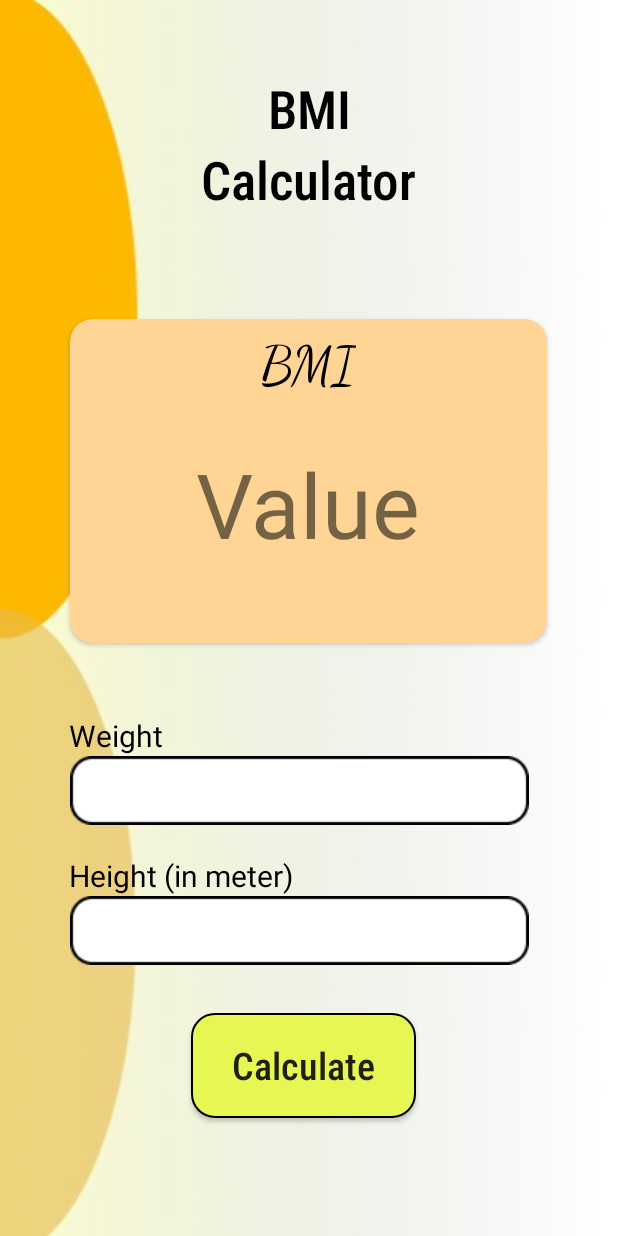
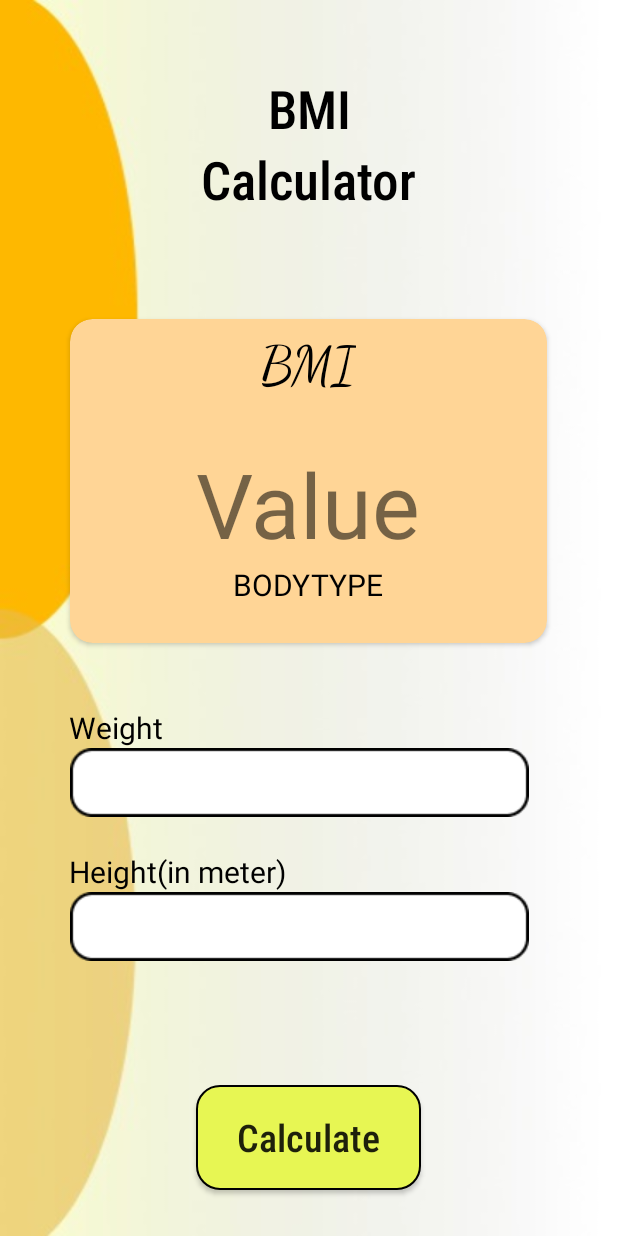
Before and after one commit to ShahnawazDev/FitBook, an Android app: the layout activity_bmi.xml on its own in the app's theme, with its tools: preview values and no code run, on a phone screen of 412 x 824 dp. Run offline under Robolectric (Android 15) with nearby library versions, the phone set to English and light mode, and no system bars; Roboto replaces fonts that are not available here.

Commit message:
bmi added

```diff
--- a/app/src/main/AndroidManifest.xml
+++ b/app/src/main/AndroidManifest.xml
@@ -11,6 +11,9 @@
         android:roundIcon="@mipmap/ic_launcher_round"
         android:supportsRtl="true"
         android:theme="@style/Theme.FitBook">
+        <activity
+            android:name=".bmi_second"
+            android:exported="false" />
         <activity
             android:name=".bmi"
             android:exported="false" />
--- a/app/src/main/res/layout/activity_bmi.xml
+++ b/app/src/main/res/layout/activity_bmi.xml
@@ -68,6 +68,14 @@
                 android:textSize="60sp"
                 android:layout_gravity="center_horizontal"
                 android:layout_marginTop="30dp"/>
+            <TextView
+                android:id="@+id/bodytype"
+                android:layout_width="wrap_content"
+                android:layout_height="wrap_content"
+                android:text="BODYTYPE"
+                android:textSize="20sp"
+                android:textColor="@color/black"
+                android:layout_gravity="center_horizontal"/>
 
 
 
@@ -78,8 +86,9 @@
 
     </androidx.cardview.widget.CardView>
 
+
     <TextView
-        android:id="@+id/textView6"
+        android:id="@+id/textView5"
         android:layout_width="wrap_content"
         android:layout_height="wrap_content"
         android:text="Weight"
@@ -90,7 +99,8 @@
         app:layout_constraintHorizontal_bias="0.131"
         app:layout_constraintStart_toStartOf="parent"
         app:layout_constraintTop_toBottomOf="@+id/cardViewbmi"
-        app:layout_constraintVertical_bias="0.13" />
+        app:layout_constraintVertical_bias="0.116" />
+
 
     <EditText
         android:id="@+id/editTextWeight"
@@ -102,22 +112,23 @@
         app:layout_constraintEnd_toEndOf="parent"
         app:layout_constraintHorizontal_bias="0.438"
         app:layout_constraintStart_toStartOf="parent"
-        app:layout_constraintTop_toBottomOf="@+id/textView6"
+        app:layout_constraintTop_toBottomOf="@+id/textView5"
         app:layout_constraintVertical_bias="0.0" />
 
+
     <TextView
-        android:id="@+id/textView5"
+        android:id="@+id/textView6"
         android:layout_width="wrap_content"
         android:layout_height="wrap_content"
-        android:text="Height (in meter)"
+        android:text="Height(in meter)"
         android:textColor="@color/black"
         android:textSize="20sp"
         app:layout_constraintBottom_toBottomOf="parent"
         app:layout_constraintEnd_toEndOf="parent"
-        app:layout_constraintHorizontal_bias="0.176"
+        app:layout_constraintHorizontal_bias="0.172"
         app:layout_constraintStart_toStartOf="parent"
         app:layout_constraintTop_toBottomOf="@+id/editTextWeight"
-        app:layout_constraintVertical_bias="0.082" />
+        app:layout_constraintVertical_bias="0.09" />
 
     <EditText
         android:id="@+id/editTextHeight"
@@ -129,7 +140,7 @@
         app:layout_constraintEnd_toEndOf="parent"
         app:layout_constraintHorizontal_bias="0.438"
         app:layout_constraintStart_toStartOf="parent"
-        app:layout_constraintTop_toBottomOf="@+id/textView5"
+        app:layout_constraintTop_toBottomOf="@+id/textView6"
         app:layout_constraintVertical_bias="0.0" />
 
     <Button
@@ -143,10 +154,10 @@
         android:textSize="25sp"
         app:layout_constraintBottom_toBottomOf="parent"
         app:layout_constraintEnd_toEndOf="parent"
-        app:layout_constraintHorizontal_bias="0.486"
+        app:layout_constraintHorizontal_bias="0.498"
         app:layout_constraintStart_toStartOf="parent"
         app:layout_constraintTop_toBottomOf="@+id/editTextHeight"
-        app:layout_constraintVertical_bias="0.288" />
+        app:layout_constraintVertical_bias="0.729" />
 
 
 </androidx.constraintlayout.widget.ConstraintLayout>
--- a/build.gradle
+++ b/build.gradle
@@ -3,7 +3,7 @@ buildscript {
     repositories {
         google()
         mavenCentral()
-       // maven { url "https://jitpack.io" }
+       maven { url "https://jitpack.io" }
 
     }
     dependencies {
```
Also changed, not shown: app/src/main/java/com/example/fitbook/bmi.java (+44 -0 lines), app/src/main/java/com/example/fitbook/bmi_second.java (added, +14 -0 lines), app/src/main/res/layout/activity_bmi_second.xml (added, +56 -0 lines), app/src/main/res/values/strings.xml (+21 -0 lines).
